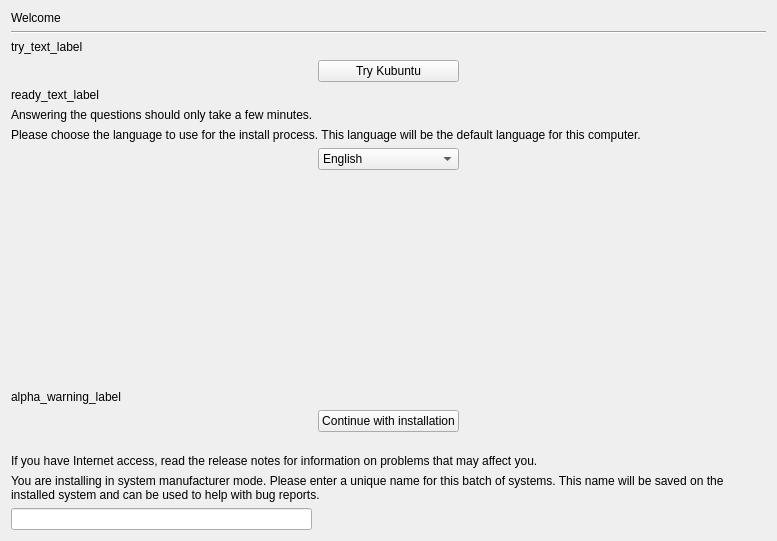
chenhan1218/ubiquity, file gui/qt/stepLanguage.ui: the form before one commit.
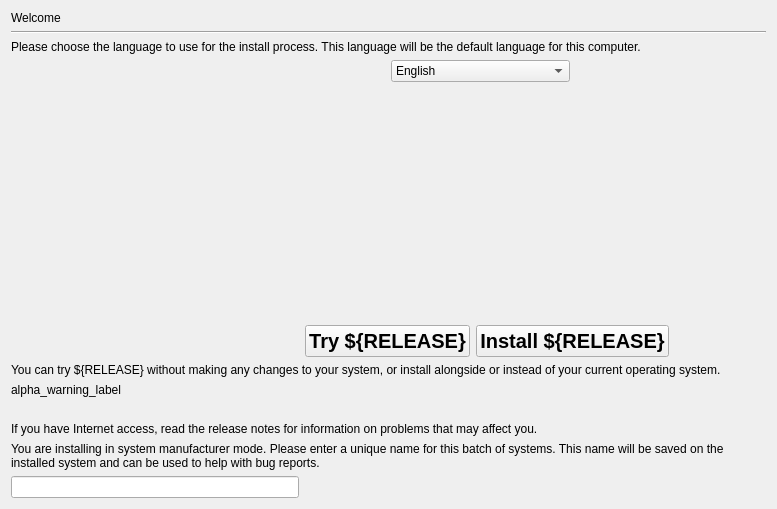
The form after the commit.

Commit message: * Update Language page to closer follow GTK layout * pixmaps/cd_in_tray.png moves to ubiquity.install-any and ubiquity replaces old   ubiquity-frontend-gtk

Diff of the .ui file:
```diff
--- a/gui/qt/stepLanguage.ui
+++ b/gui/qt/stepLanguage.ui
@@ -7,44 +7,44 @@
     <x>0</x>
     <y>0</y>
     <width>777</width>
-    <height>541</height>
+    <height>509</height>
    </rect>
   </property>
+  <property name="sizePolicy">
+   <sizepolicy hsizetype="Expanding" vsizetype="Expanding">
+    <horstretch>0</horstretch>
+    <verstretch>0</verstretch>
+   </sizepolicy>
+  </property>
   <property name="windowTitle">
    <string>Form</string>
   </property>
   <layout class="QGridLayout" name="gridLayout">
-   <item row="0" column="0" colspan="3">
+   <item row="0" column="0" colspan="6">
     <widget class="QLabel" name="welcome_heading_label">
      <property name="text">
       <string>Welcome</string>
      </property>
     </widget>
    </item>
-   <item row="1" column="0" colspan="3">
+   <item row="1" column="0" colspan="6">
     <widget class="Line" name="line_2">
      <property name="orientation">
       <enum>Qt::Horizontal</enum>
      </property>
     </widget>
    </item>
-   <item row="4" column="0" colspan="3">
-    <widget class="QLabel" name="ready_text_label">
-     <property name="sizePolicy">
-      <sizepolicy hsizetype="Preferred" vsizetype="Preferred">
-       <horstretch>0</horstretch>
-       <verstretch>0</verstretch>
-      </sizepolicy>
-     </property>
+   <item row="2" column="0" colspan="6">
+    <widget class="QLabel" name="select_language_label">
      <property name="text">
-      <string>ready_text_label</string>
+      <string>Please choose the language to use for the install process. This language will be the default language for this computer.</string>
      </property>
      <property name="wordWrap">
       <bool>true</bool>
      </property>
     </widget>
    </item>
-   <item row="8" column="0">
+   <item row="3" column="0" colspan="2">
     <spacer name="horizontalSpacer_4">
      <property name="orientation">
       <enum>Qt::Horizontal</enum>
@@ -57,7 +57,7 @@
      </property>
     </spacer>
    </item>
-   <item row="8" column="1">
+   <item row="3" column="2" colspan="2">
     <widget class="QComboBox" name="language_combobox">
      <property name="editable">
       <bool>false</bool>
@@ -84,7 +84,7 @@
      </item>
     </widget>
    </item>
-   <item row="8" column="2">
+   <item row="3" column="4" colspan="2">
     <spacer name="horizontalSpacer_3">
      <property name="orientation">
       <enum>Qt::Horizontal</enum>
@@ -97,7 +97,7 @@
      </property>
     </spacer>
    </item>
-   <item row="9" column="1">
+   <item row="4" column="3">
     <spacer name="verticalSpacer_11">
      <property name="orientation">
       <enum>Qt::Vertical</enum>
@@ -110,80 +110,119 @@
      </property>
     </spacer>
    </item>
-   <item row="14" column="0" colspan="3">
-    <widget class="QLabel" name="oem_id_label">
-     <property name="text">
-      <string>You are installing in system manufacturer mode. Please enter a unique name for this batch of systems. This name will be saved on the installed system and can be used to help with bug reports.</string>
-     </property>
-     <property name="wordWrap">
-      <bool>true</bool>
-     </property>
-    </widget>
-   </item>
-   <item row="15" column="0">
-    <widget class="QLineEdit" name="oem_id_entry"/>
-   </item>
-   <item row="13" column="0" colspan="3">
-    <widget class="QLabel" name="release_notes_label">
-     <property name="text">
-      <string>If you have Internet access, read the release notes for information on problems that may affect you.</string>
-     </property>
-     <property name="wordWrap">
-      <bool>true</bool>
-     </property>
-    </widget>
-   </item>
-   <item row="2" column="0" colspan="3">
-    <widget class="QLabel" name="try_text_label">
-     <property name="text">
-      <string>try_text_label</string>
-     </property>
-     <property name="wordWrap">
-      <bool>true</bool>
-     </property>
-    </widget>
-   </item>
-   <item row="3" column="1">
-    <widget class="QPushButton" name="try_ubuntu">
-     <property name="text">
-      <string>Try Kubuntu</string>
-     </property>
-    </widget>
-   </item>
    <item row="5" column="0" colspan="3">
-    <widget class="QLabel" name="duration_text_label">
+    <widget class="QLabel" name="image1">
+     <property name="sizePolicy">
+      <sizepolicy hsizetype="Minimum" vsizetype="Minimum">
+       <horstretch>0</horstretch>
+       <verstretch>0</verstretch>
+      </sizepolicy>
+     </property>
      <property name="text">
-      <string>Answering the questions should only take a few minutes.</string>
+      <string/>
      </property>
+     <property name="alignment">
+      <set>Qt::AlignRight|Qt::AlignTrailing|Qt::AlignVCenter</set>
+     </property>
      <property name="wordWrap">
+      <bool>false</bool>
+     </property>
+    </widget>
+   </item>
+   <item row="5" column="3" colspan="3">
+    <widget class="QLabel" name="image2">
+     <property name="sizePolicy">
+      <sizepolicy hsizetype="MinimumExpanding" vsizetype="MinimumExpanding">
+       <horstretch>2</horstretch>
+       <verstretch>2</verstretch>
+      </sizepolicy>
+     </property>
+     <property name="text">
+      <string/>
+     </property>
+     <property name="wordWrap">
       <bool>true</bool>
      </property>
     </widget>
    </item>
-   <item row="7" column="0" colspan="3">
-    <widget class="QLabel" name="select_language_label">
+   <item row="6" column="0">
+    <spacer name="horizontalSpacer_5">
+     <property name="orientation">
+      <enum>Qt::Horizontal</enum>
+     </property>
+     <property name="sizeHint" stdset="0">
+      <size>
+       <width>201</width>
+       <height>20</height>
+      </size>
+     </property>
+    </spacer>
+   </item>
+   <item row="6" column="1" colspan="2">
+    <widget class="QPushButton" name="try_ubuntu">
+     <property name="font">
+      <font>
+       <pointsize>15</pointsize>
+       <weight>75</weight>
+       <bold>true</bold>
+      </font>
+     </property>
      <property name="text">
-      <string>Please choose the language to use for the install process. This language will be the default language for this computer.</string>
+      <string>Try ${RELEASE}</string>
      </property>
+    </widget>
+   </item>
+   <item row="6" column="3" colspan="2">
+    <widget class="QPushButton" name="install_ubuntu">
+     <property name="font">
+      <font>
+       <pointsize>15</pointsize>
+       <weight>75</weight>
+       <bold>true</bold>
+      </font>
+     </property>
+     <property name="text">
+      <string>Install ${RELEASE}</string>
+     </property>
+    </widget>
+   </item>
+   <item row="6" column="5">
+    <spacer name="horizontalSpacer_6">
+     <property name="orientation">
+      <enum>Qt::Horizontal</enum>
+     </property>
+     <property name="sizeHint" stdset="0">
+      <size>
+       <width>252</width>
+       <height>20</height>
+      </size>
+     </property>
+    </spacer>
+   </item>
+   <item row="7" column="0" colspan="6">
+    <widget class="QLabel" name="try_install_text_label">
+     <property name="text">
+      <string>You can try ${RELEASE} without making any changes to your system, or install alongside or instead of your current operating system.</string>
+     </property>
      <property name="wordWrap">
       <bool>true</bool>
      </property>
     </widget>
    </item>
-   <item row="12" column="0" colspan="3">
-    <spacer name="verticalSpacer">
+   <item row="8" column="0" colspan="6">
+    <spacer name="verticalSpacer_2">
      <property name="orientation">
       <enum>Qt::Vertical</enum>
      </property>
      <property name="sizeHint" stdset="0">
       <size>
-       <width>20</width>
-       <height>40</height>
+       <width>748</width>
+       <height>0</height>
       </size>
      </property>
     </spacer>
    </item>
-   <item row="10" column="0" colspan="3">
+   <item row="9" column="0" colspan="6">
     <widget class="QLabel" name="alpha_warning_label">
      <property name="text">
       <string>alpha_warning_label</string>
@@ -193,13 +232,42 @@
      </property>
     </widget>
    </item>
-   <item row="11" column="1">
-    <widget class="QPushButton" name="begin_install_button">
+   <item row="10" column="3">
+    <spacer name="verticalSpacer">
+     <property name="orientation">
+      <enum>Qt::Vertical</enum>
+     </property>
+     <property name="sizeHint" stdset="0">
+      <size>
+       <width>20</width>
+       <height>40</height>
+      </size>
+     </property>
+    </spacer>
+   </item>
+   <item row="11" column="0" colspan="6">
+    <widget class="QLabel" name="release_notes_label">
      <property name="text">
-      <string>Continue with installation</string>
+      <string>If you have Internet access, read the release notes for information on problems that may affect you.</string>
      </property>
+     <property name="wordWrap">
+      <bool>true</bool>
+     </property>
     </widget>
    </item>
+   <item row="12" column="0" colspan="6">
+    <widget class="QLabel" name="oem_id_label">
+     <property name="text">
+      <string>You are installing in system manufacturer mode. Please enter a unique name for this batch of systems. This name will be saved on the installed system and can be used to help with bug reports.</string>
+     </property>
+     <property name="wordWrap">
+      <bool>true</bool>
+     </property>
+    </widget>
+   </item>
+   <item row="13" column="0">
+    <widget class="QLineEdit" name="oem_id_entry"/>
+   </item>
   </layout>
  </widget>
  <resources/>
```
The commit also changes 7 other files.
